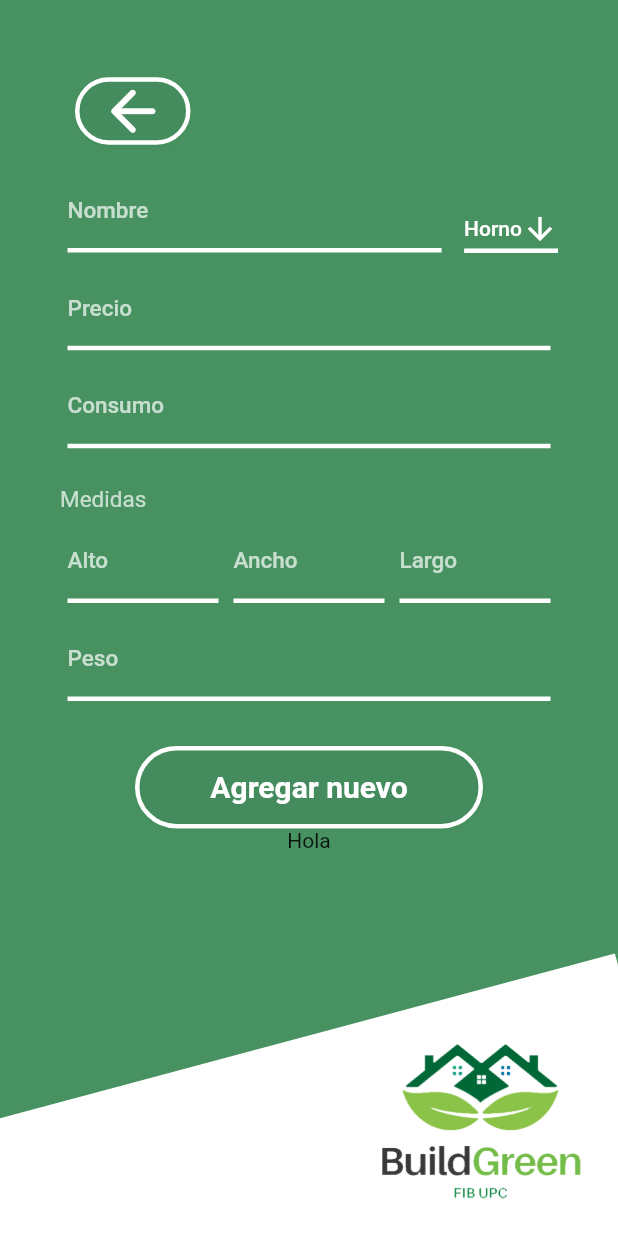
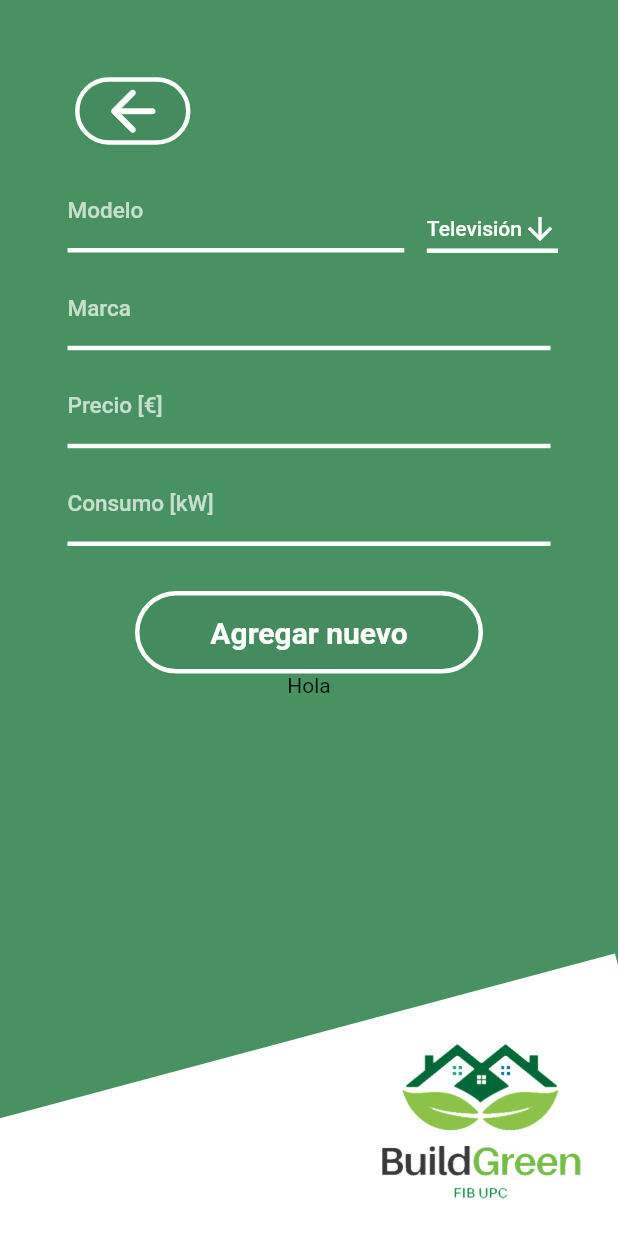
Before and after one commit to pausabat99/buildgreen-pes-Q2-2022, a Flutter app: the NewAppliance widget shown alone on an empty page, opened directly, on a phone screen of 412 x 824 dp. Run offline on Flutter 3.47's test engine with Material 2 defaults, Android fonts, the phone set to English and light mode, and no system bars; our stand-ins replace shared_preferences; accounts and stored records are empty; Roboto replaces fonts that are missing (Arial, Hind).

```diff
--- a/frontend/lib/main.dart
+++ b/frontend/lib/main.dart
@@ -1,3 +1,4 @@
+import 'package:buildgreen/screens/new_appliance.dart';
 import 'package:flutter/material.dart';
 import 'classes/user_preferences.dart';
 import 'screens/welcome_screen.dart';
--- a/frontend/lib/screens/lista_propiedades.dart
+++ b/frontend/lib/screens/lista_propiedades.dart
@@ -184,7 +184,7 @@ class _ListaPropiedades extends State<ListaPropiedades> {
                             ),
                           ),
                           style: TextButton.styleFrom(
-                              primary: Color.fromARGB(255, 3, 68, 28)),
+                              primary: const Color.fromARGB(255, 3, 68, 28)),
                           onPressed: () {
                             addItemToList();
                           },
--- a/frontend/lib/screens/main_screen.dart
+++ b/frontend/lib/screens/main_screen.dart
@@ -1,8 +1,6 @@
 import 'package:buildgreen/screens/area_personal_cliente.dart';
-import 'package:buildgreen/screens/login_screen.dart';
 import 'package:buildgreen/screens/mapa_screen.dart';
 import 'package:buildgreen/screens/signup_screen.dart';
-import 'package:buildgreen/screens/welcome_screen.dart';
 import 'package:flutter/material.dart';
 
 
--- a/frontend/lib/screens/new_appliance.dart
+++ b/frontend/lib/screens/new_appliance.dart
@@ -58,7 +58,7 @@ class _NewApplianceState extends State<NewAppliance> {
       return Colors.white;
   }
 
-  String dropdownValue = 'Horno';
+  String dropdownValue = 'Televisión';
 
   @override
   Widget build(BuildContext context) {
@@ -84,7 +84,7 @@ class _NewApplianceState extends State<NewAppliance> {
                   ),
 
                   Row(children: <Widget>[
-                    InputForm(controller: nameController, hintLabel: 'Nombre'),
+                    InputForm(controller: nameController, hintLabel: 'Modelo'),
                     const Padding(padding: EdgeInsets.fromLTRB(10, 0, 0, 0)),
                     Transform.translate(
                       offset: const Offset(0, 12),
@@ -102,7 +102,7 @@ class _NewApplianceState extends State<NewAppliance> {
                             dropdownValue = newValue!;
                           });
                         },
-                        items: <String>['Horno', 'Two', 'Free', 'Four']
+                        items: <String>['Televisión', 'Horno', 'Nevera']
                             .map<DropdownMenuItem<String>>((String value) {
                           return DropdownMenuItem<String>(
                             value: value,
@@ -116,31 +116,13 @@ class _NewApplianceState extends State<NewAppliance> {
                     ],
                   ),
 
-                  InputForm(controller: emailController, hintLabel: "Precio"),
 
-                  InputForm(controller: passwordController, hintLabel: "Consumo"),
+                  InputForm(controller: passwordController, hintLabel: "Marca"),
 
-                  const Padding(padding: EdgeInsets.only(top: 20)),
 
-                  Container(
-                    alignment: Alignment.centerLeft,
-                    child: const Text(
-                        "Medidas",
-                        style: TextStyle(
-                          color: Colors.white70,
-                          fontSize: 15,
-                        ),
-                      ),
-                  ),
+                  InputForm(controller: emailController, hintLabel: "Precio [€]"),
 
-                  Row(children: <Widget>[
-                    InputForm(controller: nameController, hintLabel: 'Alto'),
-                    InputForm(controller: nameController, hintLabel: 'Ancho'),
-                    InputForm(controller: nameController, hintLabel: 'Largo'),
-                    //InputForm(controller: apellidoController, hintLabel: "Apellidos"),
-                    ],
-                  ),
-                  InputForm(controller: passwordController, hintLabel: "Peso"),
+                  InputForm(controller: passwordController, hintLabel: "Consumo [kW]"),
 
                   GeneralButton(
                       title: "Agregar nuevo",
--- a/frontend/lib/screens/welcome_screen.dart
+++ b/frontend/lib/screens/welcome_screen.dart
@@ -76,7 +76,7 @@ class WelcomeScreen extends StatelessWidget {
                           decoration: const BoxDecoration(
                             image: DecorationImage(
                               image: AssetImage(
-                                "images/build_green_logo.png",
+                                "assets/images/build_green_logo.png",
                               ),
                             ),
                           ),
```
Also changed, not shown: frontend/lib/screens/signup_screen.dart (+22 -0 lines).
